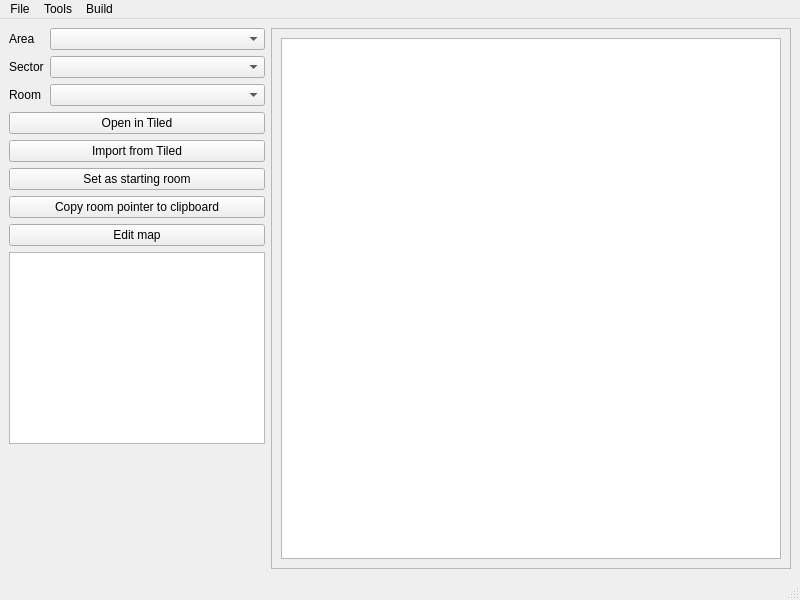
Old version of the form dsvedit/main.ui in the repository LagoLunatic/DSVEdit.
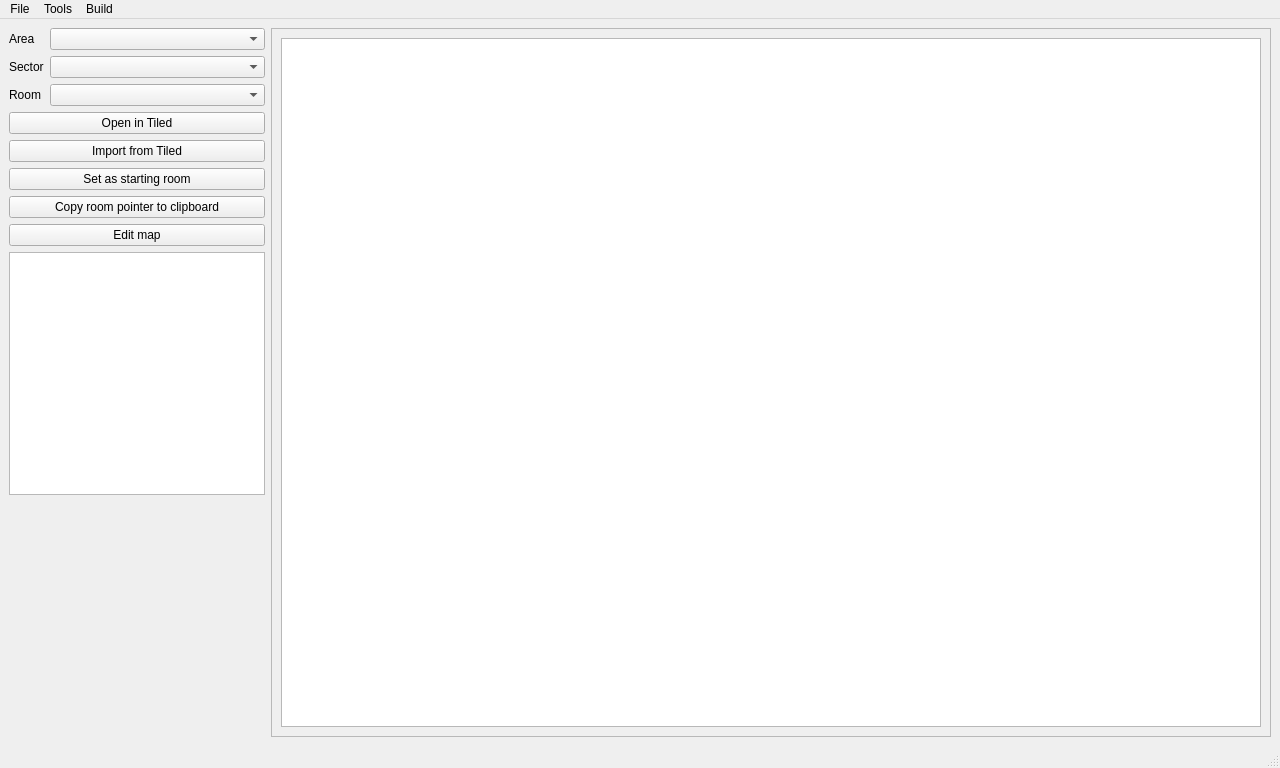
New version of the form. Icons and pictures are not drawn.

Commit message: Increase default size of editor when windowed

```diff
--- a/dsvedit/main.ui
+++ b/dsvedit/main.ui
@@ -6,8 +6,8 @@
    <rect>
     <x>0</x>
     <y>0</y>
-    <width>800</width>
-    <height>600</height>
+    <width>1280</width>
+    <height>768</height>
    </rect>
   </property>
   <property name="windowTitle">
@@ -145,8 +145,8 @@
         <rect>
          <x>0</x>
          <y>0</y>
-         <width>511</width>
-         <height>525</height>
+         <width>991</width>
+         <height>693</height>
         </rect>
        </property>
        <layout class="QVBoxLayout" name="verticalLayout_2">
@@ -164,7 +164,7 @@
     <rect>
      <x>0</x>
      <y>0</y>
-     <width>800</width>
+     <width>1280</width>
      <height>26</height>
     </rect>
    </property>
```
